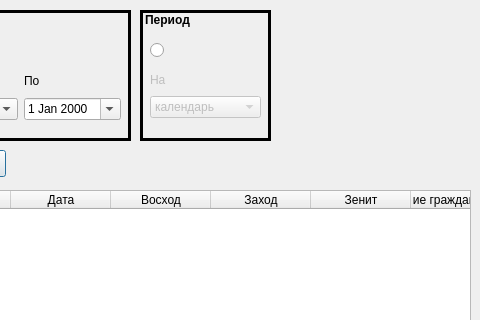
Before: the Qt Designer form dialogtableview.ui in serg-lar/sun-moon-time, drawn with Qt 5; both pictures show x 100 to 580 and y 0 to 320 of the 580 by 710 pixel window.
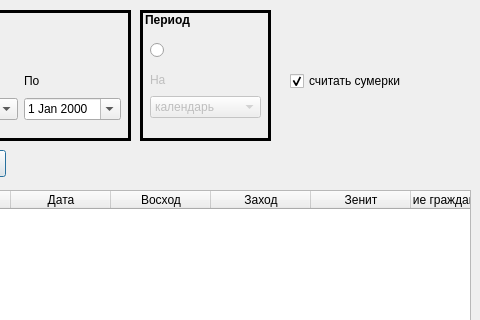
After: the same form once the commit is applied.

Patch:
```diff
--- a/dialogtableview.ui
+++ b/dialogtableview.ui
@@ -385,6 +385,22 @@
     <string>Сохранить как</string>
    </property>
   </widget>
+  <widget class="QCheckBox" name="checkBoxTwilight">
+   <property name="geometry">
+    <rect>
+     <x>390</x>
+     <y>70</y>
+     <width>147</width>
+     <height>22</height>
+    </rect>
+   </property>
+   <property name="text">
+    <string>считать сумерки</string>
+   </property>
+   <property name="checked">
+    <bool>true</bool>
+   </property>
+  </widget>
  </widget>
  <resources/>
  <connections/>
```
